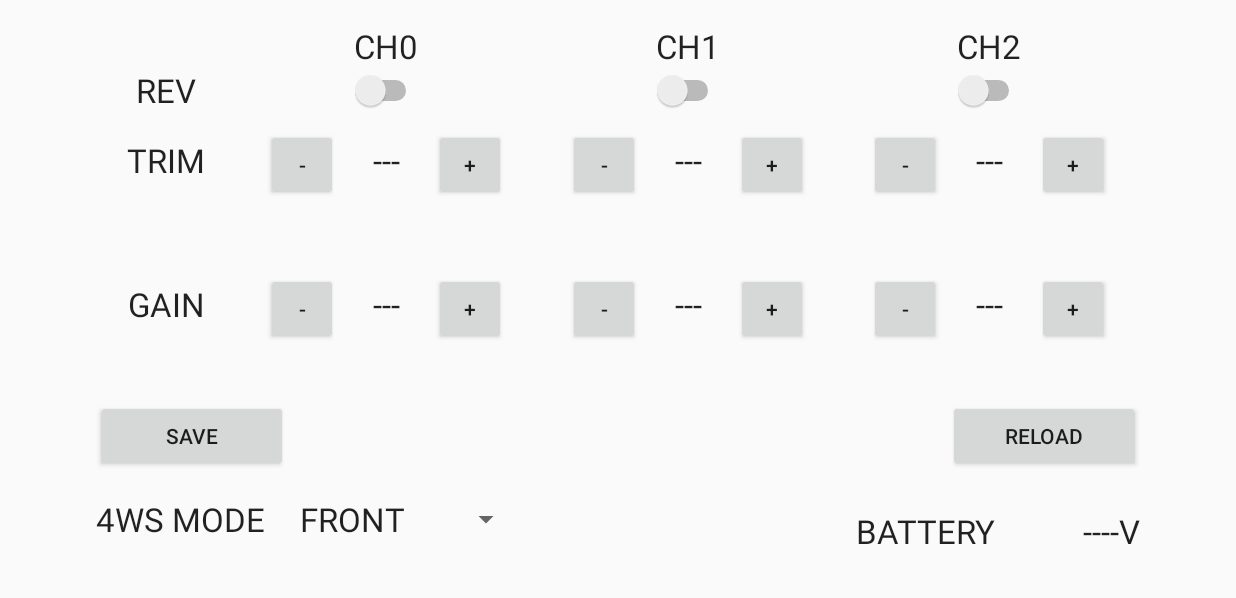
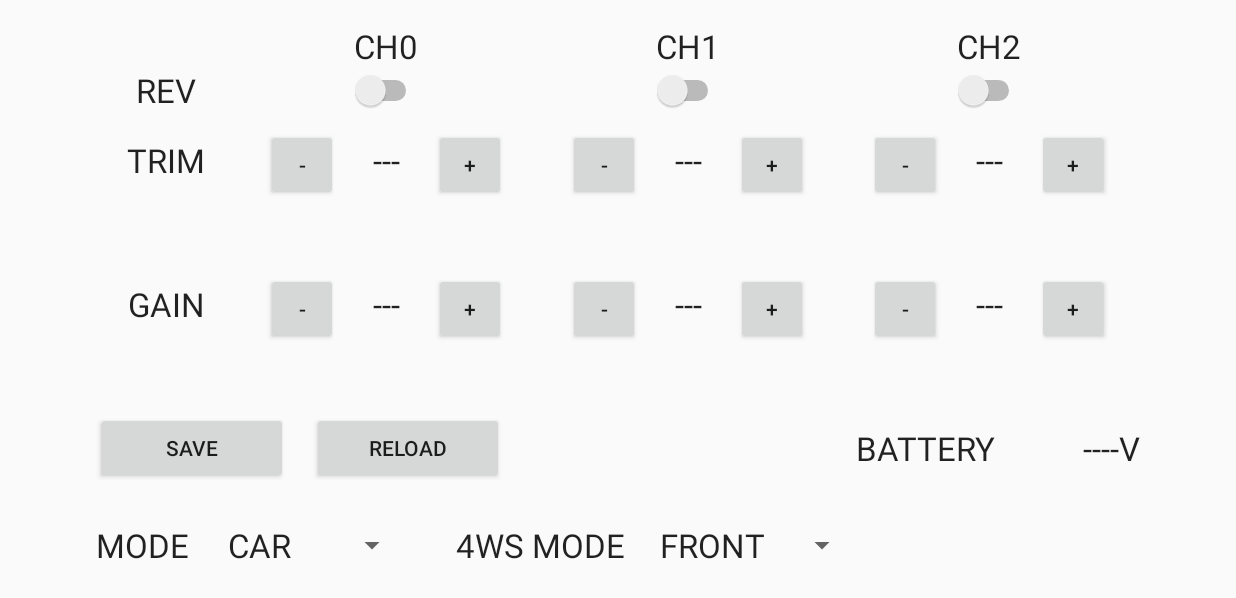
Before and after one commit to lipoyang/GPPropoWiFi-Android, an Android app: the SettingActivity screen opened directly, with no data from a screen before it, on a phone screen of 824 x 412 dp (held sideways). Shown: the top 598 px of the screen. Run offline under Robolectric (Android 15) with nearby library versions, the phone set to English and light mode, and no system bars; 1 statement that could not run was skipped.

Commit message:
・車両モード設定機能を追加

```diff
--- a/GPPropoWiFi/gpPropoWiFi/src/main/java/net/lipoyang/gppropowifi/SettingActivity.java
+++ b/GPPropoWiFi/gpPropoWiFi/src/main/java/net/lipoyang/gppropowifi/SettingActivity.java
@@ -62,6 +62,7 @@ public class SettingActivity extends AppCompatActivity
     private Switch switchRev0, switchRev1, switchRev2;
     private NumericUpDownView viewTrim0, viewTrim1, viewTrim2;
     private NumericUpDownView viewGain0, viewGain1, viewGain2;
+    private Spinner spinner4WS, spinnerVehicle;
 
     final Handler handler = new Handler();
 
@@ -95,7 +96,8 @@ public class SettingActivity extends AppCompatActivity
         viewGain2 = (NumericUpDownView)findViewById(R.id.viewGain2);
         Button buttonSave     = (Button)findViewById(R.id.buttonSave);
         Button buttonReload   = (Button)findViewById(R.id.buttonReload);
-        Spinner spinner4WS    = (Spinner)findViewById(R.id.spinner4WS);
+        spinner4WS    = (Spinner)findViewById(R.id.spinner4WS);
+        spinnerVehicle= (Spinner)findViewById(R.id.spinnerVehicle);
         textVbat  = (TextView)findViewById(R.id.textVbat);
 
         switchRev0.setOnCheckedChangeListener(this);
@@ -114,7 +116,7 @@ public class SettingActivity extends AppCompatActivity
         viewTrim1.setMaxMin(127, -127);
         viewTrim2.setMaxMin(127, -127);
         viewGain0.setMaxMin(255, 0);
-        viewGain1.setMaxMin(255,0);
+        viewGain1.setMaxMin(255, 0);
         viewGain2.setMaxMin(255, 0);
         viewTrim0.setFormat("%1$+4d");
         viewTrim1.setFormat("%1$+4d");
@@ -123,17 +125,14 @@ public class SettingActivity extends AppCompatActivity
         viewGain1.setFormat("%1$4d");
         viewGain2.setFormat("%1$4d");
 
-        //ArrayAdapter<String> adapter = new ArrayAdapter<String>(this, android.R.layout.simple_spinner_item);
-        ArrayAdapter<String> adapter = new ArrayAdapter<String>(this, R.layout.spinner_item);
-
-        //adapter.setDropDownViewResource(android.R.layout.simple_spinner_dropdown_item);
-        adapter.setDropDownViewResource(R.layout.spinner_dropdown_item);
-        adapter.add("FRONT");
-        adapter.add("REAR");
-        adapter.add("NORMAL");
-        adapter.add("REVERSE");
+        ArrayAdapter<String> adapter4ws = new ArrayAdapter<String>(this, R.layout.spinner_item);
+        adapter4ws.setDropDownViewResource(R.layout.spinner_dropdown_item);
+        adapter4ws.add("FRONT");
+        adapter4ws.add("REAR");
+        adapter4ws.add("NORMAL");
+        adapter4ws.add("REVERSE");
         spinner4WS = (Spinner) findViewById(R.id.spinner4WS);
-        spinner4WS.setAdapter(adapter);
+        spinner4WS.setAdapter(adapter4ws);
         spinner4WS.setOnItemSelectedListener(this);
         switch(mode4ws)
         {
@@ -150,6 +149,15 @@ public class SettingActivity extends AppCompatActivity
                 spinner4WS.setSelection(3);
                 break;
         }
+
+        ArrayAdapter<String> adapterVehicle = new ArrayAdapter<String>(this, R.layout.spinner_item);
+        adapterVehicle.setDropDownViewResource(R.layout.spinner_dropdown_item);
+        adapterVehicle.add("CAR");
+        adapterVehicle.add("TANK");
+        spinnerVehicle = (Spinner) findViewById(R.id.spinnerVehicle);
+        spinnerVehicle.setAdapter(adapterVehicle);
+        spinnerVehicle.setOnItemSelectedListener(this);
+        spinnerVehicle.setSelection(0);
 
         // WiFi singleton
         mWiFiComm = WiFiComm.getInstance();
@@ -174,6 +182,7 @@ public class SettingActivity extends AppCompatActivity
         btState = mWiFiComm.isConnected() ? WiFiStatus.CONNECTED : WiFiStatus.DISCONNECTED;
 
         sendCommand("#AL$");
+        sendCommand("#VL$");
     }
     @Override
     public synchronized void onPause() {
@@ -299,6 +308,10 @@ public class SettingActivity extends AppCompatActivity
     {
         Spinner spinner = (Spinner) parent;
         int index = spinner.getSelectedItemPosition();
+        String command;
+
+        switch (spinner.getId()) {
+            case R.id.spinner4WS:
                 switch(index){
                     // [FRONT]
                     case 0:
@@ -321,6 +334,22 @@ public class SettingActivity extends AppCompatActivity
                 SharedPreferences.Editor editor = data.edit();
                 editor.putInt("mode4ws", mode4ws);
                 editor.apply();
+                break;
+            case R.id.spinnerVehicle:
+                switch(index){
+                    // [CAR]
+                    case 0:
+                        command = "#VC$";
+                        sendCommand(command);
+                        break;
+                    // [TANK]
+                    case 1:
+                        command = "#VT$";
+                        sendCommand(command);
+                        break;
+                }
+                break;
+        }
     }
     public void onNothingSelected(AdapterView<?> arg0) {
     }
@@ -372,10 +401,31 @@ public class SettingActivity extends AppCompatActivity
                     }
                 }
                 break;
+            // read vehicle mode
+            case 'V':
+                if (data[1] == 'C')
+                {
+                    handler.post(new Runnable() {
+                        @Override
+                        public void run() {
+                            spinnerVehicle.setSelection(0);
+                        }
+                    });
+                }
+                if (data[1] == 'T')
+                {
+                    handler.post(new Runnable() {
+                        @Override
+                        public void run() {
+                            spinnerVehicle.setSelection(1);
+                        }
+                    });
+                }
+                break;
             // battery voltage
             case 'B':
                 int adc = Integer.parseInt(strData.substring(1, 1+3), 16);
-                final double voltage = adc * 2 * 3.3 / 1024;
+                final double voltage = adc * 11 * 1.0 / 1024;
                 handler.post(new Runnable() {
                     @Override
                     public void run() {
--- a/GPPropoWiFi/gpPropoWiFi/src/main/res/layout/activity_setting.xml
+++ b/GPPropoWiFi/gpPropoWiFi/src/main/res/layout/activity_setting.xml
@@ -152,15 +152,35 @@
             android:layout_height="wrap_content"
             android:text="SAVE"
             android:id="@+id/buttonSave"
-            android:layout_alignParentTop="true"
+            android:layout_centerVertical="true"
             android:layout_alignParentStart="true" />
         <Button
             android:layout_width="128dp"
             android:layout_height="wrap_content"
+            android:layout_marginLeft="16dp"
             android:text="RELOAD"
             android:id="@+id/buttonReload"
-            android:layout_alignParentTop="true"
+            android:layout_centerVertical="true"
+            android:layout_toEndOf="@+id/buttonSave" />
+
+        <TextView
+            android:layout_width="96dp"
+            android:layout_height="wrap_content"
+            android:gravity="right"
+            android:textAppearance="?android:attr/textAppearanceLarge"
+            android:text="----V"
+            android:id="@+id/textVbat"
+            android:layout_centerVertical="true"
             android:layout_alignParentEnd="true" />
+
+        <TextView
+            android:layout_width="wrap_content"
+            android:layout_height="wrap_content"
+            android:textAppearance="?android:attr/textAppearanceLarge"
+            android:text="BATTERY"
+            android:id="@+id/textBATTERY"
+            android:layout_centerVertical="true"
+            android:layout_toStartOf="@+id/textVbat" />
     </RelativeLayout>
 
     <RelativeLayout
@@ -168,38 +188,34 @@
         android:layout_width="match_parent"
         android:layout_height="0dp">
         <TextView
+            android:layout_width="80dp"
+            android:layout_height="wrap_content"
+            android:textAppearance="?android:attr/textAppearanceLarge"
+            android:text="MODE"
+            android:id="@+id/textVehicle"
+            android:layout_centerVertical="true"
+            android:layout_alignParentStart="true" />
+        <Spinner
             android:layout_width="128dp"
             android:layout_height="wrap_content"
+            android:id="@+id/spinnerVehicle"
+            android:layout_centerVertical="true"
+            android:layout_toEndOf="@+id/textVehicle" />
+        <TextView
+            android:layout_width="128dp"
+            android:layout_height="wrap_content"
+            android:layout_marginLeft="32dp"
             android:textAppearance="?android:attr/textAppearanceLarge"
             android:text="4WS MODE"
             android:id="@+id/text4WS"
-            android:layout_alignParentTop="true"
-            android:layout_alignParentStart="true" />
+            android:layout_centerVertical="true"
+            android:layout_toEndOf="@+id/spinnerVehicle" />
         <Spinner
-            android:layout_width="wrap_content"
+            android:layout_width="140dp"
             android:layout_height="wrap_content"
             android:id="@+id/spinner4WS"
-            android:layout_alignParentTop="true"
+            android:layout_centerVertical="true"
             android:layout_toEndOf="@+id/text4WS" />
-        <TextView
-            android:layout_width="wrap_content"
-            android:layout_height="wrap_content"
-            android:textAppearance="?android:attr/textAppearanceLarge"
-            android:text="BATTERY"
-            android:id="@+id/textBATTERY"
-            android:layout_marginTop="8dp"
-            android:layout_alignParentTop="true"
-            android:layout_toStartOf="@+id/textVbat" />
-        <TextView
-            android:layout_width="96dp"
-            android:layout_height="wrap_content"
-            android:gravity="right"
-            android:textAppearance="?android:attr/textAppearanceLarge"
-            android:text="----V"
-            android:id="@+id/textVbat"
-            android:layout_marginTop="8dp"
-            android:layout_alignParentTop="true"
-            android:layout_alignParentEnd="true" />
     </RelativeLayout>
 
 </LinearLayout>
```
Lines whose indentation alone changed are shown as unchanged.
